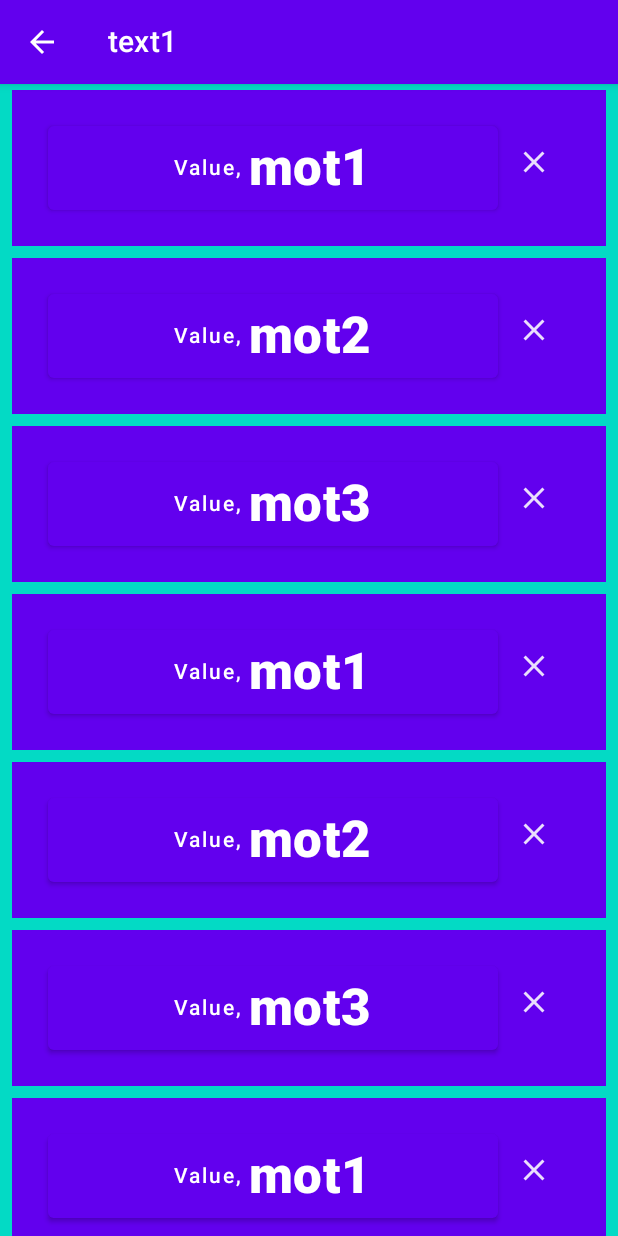
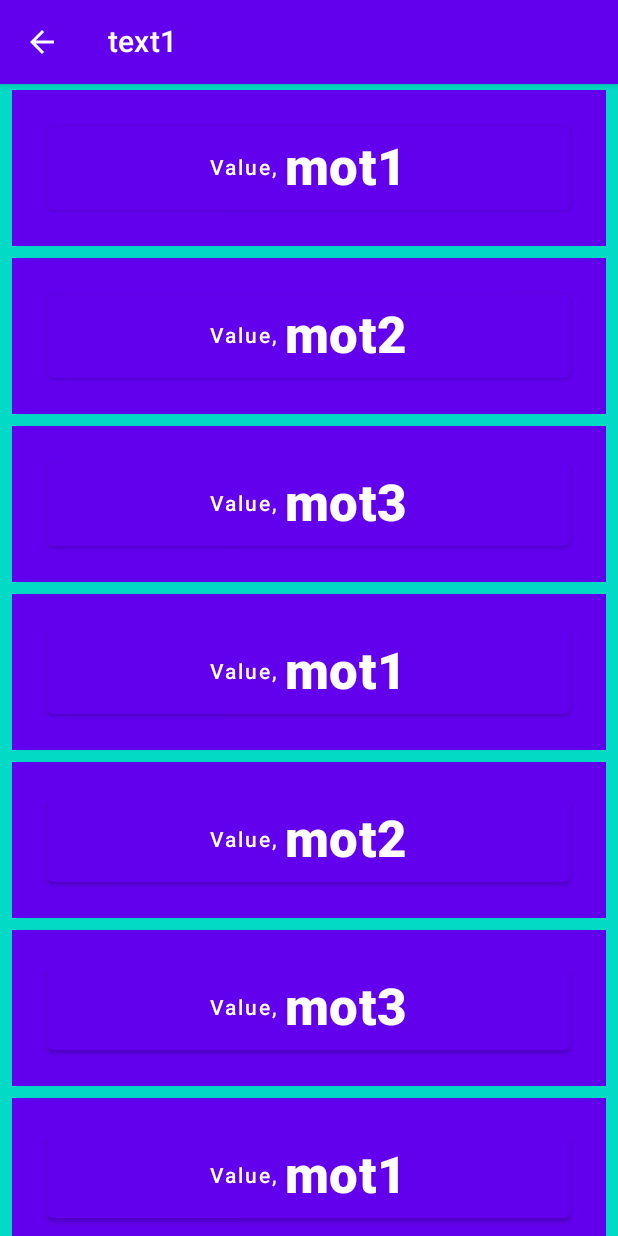
Before and after one commit to SoaigM/KolleK, an Android app built with Jetpack Compose: the screen it shows after launch (MainActivity), on a phone screen of 412 x 824 dp. Run offline under Robolectric (Android 15) with nearby library versions, the phone set to English and light mode, and no system bars; 1 statement that could not run was skipped.

Commit message:
[android] - change navHostControl location

```diff
--- a/android/app/src/main/java/com/gyms/kollek/components/KollekListScreen.kt
+++ b/android/app/src/main/java/com/gyms/kollek/components/KollekListScreen.kt
@@ -4,32 +4,25 @@ import androidx.compose.animation.core.Spring
 import androidx.compose.animation.core.animateDpAsState
 import androidx.compose.animation.core.spring
 import androidx.compose.foundation.background
-import androidx.compose.foundation.layout.Column
 import androidx.compose.foundation.layout.Row
 import androidx.compose.foundation.layout.padding
 import androidx.compose.foundation.lazy.LazyColumn
 import androidx.compose.foundation.lazy.items
 import androidx.compose.material.*
-import androidx.compose.material.icons.Icons
 import androidx.compose.runtime.*
-import androidx.compose.runtime.R
 import androidx.compose.ui.Modifier
-import androidx.compose.ui.graphics.Color
-import androidx.compose.ui.res.stringResource
 import androidx.compose.ui.text.font.FontWeight
 import androidx.compose.material.icons.Icons.Filled
-import androidx.compose.material.icons.filled.Add
 import androidx.compose.material.icons.filled.ArrowBack
-import androidx.compose.material.icons.filled.Close
 
 
 import androidx.compose.ui.unit.dp
-import kotlinx.coroutines.CoroutineScope
+import androidx.navigation.NavHostController
 import kotlinx.coroutines.Dispatchers
 import kotlinx.coroutines.launch
 
 @Composable
-fun KollekListScreen(onButtonClicked: (Int) -> Unit) {
+fun KollekListScreen(navHostController: NavHostController) {
     val listeDeMots = listOf("mot1", "mot2", "mot3","mot1", "mot2", "mot3","mot1", "mot2", "mot3","mot1", "mot2", "mot3")
 
     Scaffold(
@@ -39,8 +32,7 @@ fun KollekListScreen(onButtonClicked: (Int) -> Unit) {
                     Text(text = "text1")
                 },
                 navigationIcon = {
-                    IconButton(onClick = { println("KollekListScreen")
-                        onButtonClicked(0)}) {
+                    IconButton(onClick = { navHostController.navigate(Screen.KollekHome.route)}) {
                         Icon(
                             imageVector = Filled.ArrowBack,
                             contentDescription = "Back home"
@@ -83,15 +75,19 @@ fun KollekListScreen(onButtonClicked: (Int) -> Unit) {
                 .background(color = MaterialTheme.colors.background)
         ) {
             items(items = listeDeMots) { name ->
-
-                RockColumn(name = name)
+                RockColumn(
+                    mineralDetails = {
+                        navHostController.navigate(route = "${Screen.KollekMineralDetail.route}/${name}")
+                    },
+                    name = name
+                )
             }
         }
     }
 }
 
 @Composable
-fun RockColumn(name: String) {
+fun RockColumn(mineralDetails: (String) -> Unit, name: String) {
     var expanded by remember { mutableStateOf(false) }
     val extraPadding by animateDpAsState(
         if (expanded) 48.dp else 0.dp,
@@ -106,7 +102,7 @@ fun RockColumn(name: String) {
     ) {
         Row(modifier = Modifier.padding(24.dp)) {
             Button(
-                onClick = { println(name) },
+                onClick = { mineralDetails(name) },
                 modifier = Modifier
                     .weight(1f)
                     .padding(bottom = extraPadding.coerceAtLeast(0.dp))
@@ -118,22 +114,6 @@ fun RockColumn(name: String) {
                         fontWeight = FontWeight.ExtraBold
                     )
                 )
-                if (expanded) {
-                    Text(
-                        text = ("Composem ipsum color sit lazy, " +
-                                "padding theme elit, sed do bouncy. ").repeat(4),
-                    )
-                }
-            }
-            IconButton(onClick = { expanded = !expanded }) {
-                Icon(
-                    imageVector = if (expanded) Filled.Add else Filled.Close,
-                    contentDescription = if (expanded) {
-                        "show_less"
-                    } else {
-                        "show_more"
-                    }
-                )
             }
         }
     }
--- a/android/app/src/main/java/com/gyms/kollek/components/SetupNavGraph.kt
+++ b/android/app/src/main/java/com/gyms/kollek/components/SetupNavGraph.kt
@@ -49,30 +49,30 @@ fun SetupNavGraph(navHostController: NavHostController) {
         composable(
             route = Screen.KollekHome.route
         ) {
-            KollekHomeScreen {
-                when (it) {
-                    0 -> navHostController.navigate(Screen.KollekLogin.route)
-                    1 -> navHostController.navigate(Screen.KollekList.route)
-                    2 -> println("MAP")
-                }
-            }
+            KollekHomeScreen (navHostController = navHostController)
         }
 
         composable(
             route = Screen.KollekList.route
         ) {
-            KollekListScreen {
-                when (it) {
-                    0 -> navHostController.navigate(Screen.KollekHome.route)
-                }
-            }
+            KollekListScreen (navHostController = navHostController)
+        }
+
+
+        composable(
+            route = "${Screen.KollekMineralDetail.route}/{mineralID}",
+            arguments = listOf(navArgument("mineralID") { type = NavType.StringType })
+        ) {
+            println(it.arguments?.getString("mineralID"))
+            navHostController.navigate(Screen.KollekLogin.route)
         }
     }
 }
 
 sealed class Screen(val route: String) {
+    object SplashScreen : Screen("SplashScreen")
     object KollekLogin : Screen("KollekLogin")
     object KollekHome : Screen("KollekHome")
     object KollekList : Screen("KollekList")
-    object SplashScreen : Screen("SplashScreen")
+    object KollekMineralDetail : Screen("KollekMineralDetail")
 }
```
Also changed, not shown: android/app/src/main/java/com/gyms/kollek/components/KollekHomeScreen.kt (+7 -5 lines).
